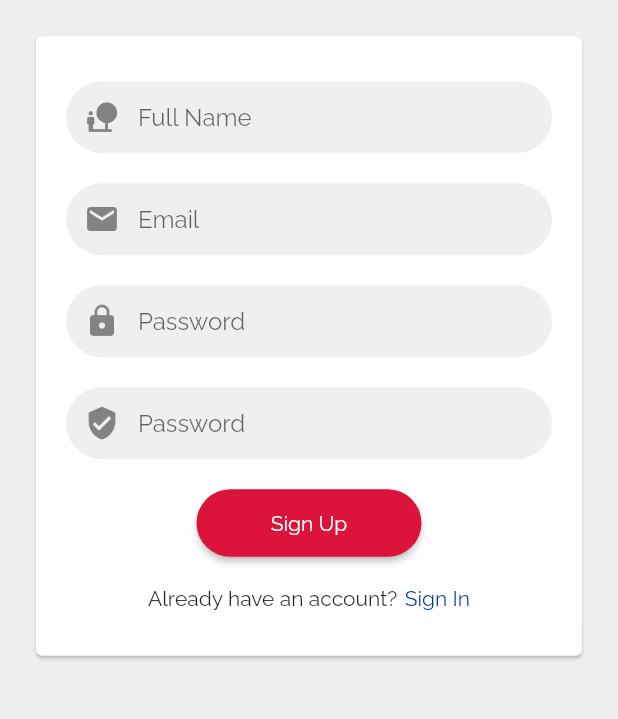
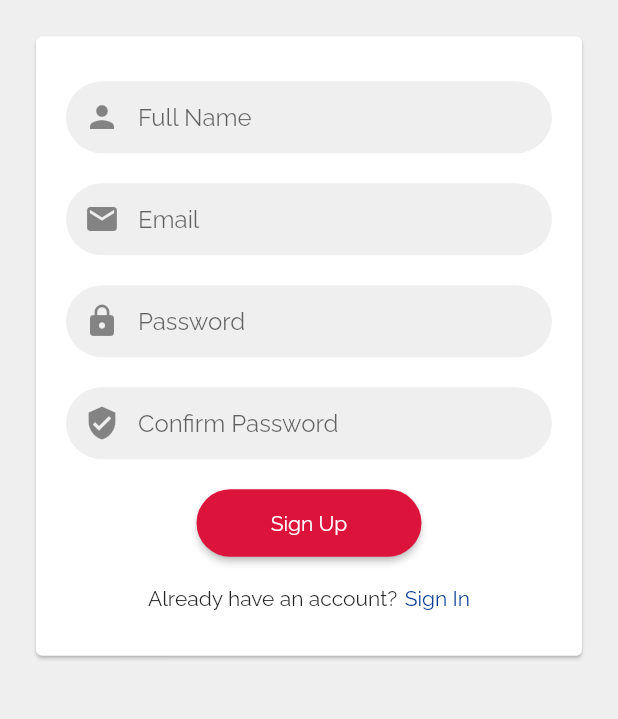
Before and after one commit to SabinTamangPakhrin/Saral-Notes, a Flutter app: the screen it shows after launch, after a tap on "Sign Up", on a phone screen of 412 x 824 dp, the part 392-1111 px from its top. Run offline on Flutter 3.47's test engine with Material 2 defaults, Android fonts, the phone set to English and light mode, and no system bars; our stand-ins replace firebase_auth, firebase_core; accounts and stored records are empty; network calls fail.

Commit message:
Fourm Screen Refactored

```diff
--- a/lib/main.dart
+++ b/lib/main.dart
@@ -1,6 +1,11 @@
 import 'package:firebase_core/firebase_core.dart';
 import 'package:flutter/material.dart';
+import 'package:saral_notes/screens/forum.dart';
 import 'package:saral_notes/screens/login.dart';
+import 'package:saral_notes/screens/notes.dart';
+import 'package:saral_notes/screens/profile.dart';
+import 'package:saral_notes/screens/register.dart';
+import 'package:saral_notes/screens/widgets/bottomNav.dart';
 
 void main() {
   WidgetsFlutterBinding.ensureInitialized();
@@ -13,13 +18,8 @@ class MyApp extends StatelessWidget {
   Widget build(BuildContext context) {
     return MaterialApp(
       debugShowCheckedModeBanner: false,
-      title: 'Flutter Demo',
-      theme: ThemeData(
-        primaryColor: Color(0xff003893),
-        fontFamily: 'Raleway',
-        primarySwatch: Colors.blue,
-        visualDensity: VisualDensity.adaptivePlatformDensity,
-      ),
+      title: 'Saral Notes',
+      theme: appTheme(),
       home: FutureBuilder(
         future: _fbApp,
         builder: (BuildContext context, AsyncSnapshot snapshot) {
@@ -34,6 +34,27 @@ class MyApp extends StatelessWidget {
           }
         },
       ),
+      routes: appRoutes(),
     );
   }
+
+  ThemeData appTheme() {
+    return ThemeData(
+      primaryColor: Color(0xff003893),
+      fontFamily: 'Raleway',
+      primarySwatch: Colors.blue,
+      visualDensity: VisualDensity.adaptivePlatformDensity,
+    );
+  }
+
+  Map<String, Widget Function(BuildContext)> appRoutes() {
+    return {
+      '/master': (context) => BottomNav(),
+      '/login': (context) => LoginScreen(),
+      '/register': (context) => RegisterScreen(),
+      '/note': (context) => NotesScreen(),
+      '/forum': (context) => ForumScreen(),
+      '/profile': (context) => ProfileScreen(),
+    };
+  }
 }
--- a/lib/screens/login.dart
+++ b/lib/screens/login.dart
@@ -37,6 +37,7 @@ class _LoginScreenState extends State<LoginScreen> {
       showText: true,
       validator: formValidator.emailValidator,
       visibilityIcon: false,
+      textInputAction: TextInputAction.next,
     );
     _passwordTextInputField = new CustomTextField(
       hintText: 'Password',
@@ -45,6 +46,7 @@ class _LoginScreenState extends State<LoginScreen> {
       showText: false,
       validator: formValidator.passwordValidator,
       visibilityIcon: true,
+      textInputAction: TextInputAction.done,
     );
     super.initState();
   }
--- a/lib/screens/notes.dart
+++ b/lib/screens/notes.dart
@@ -10,6 +10,7 @@ class _NotesScreenState extends State<NotesScreen> {
   void initState() {
     super.initState();
   }
+
   @override
   Widget build(BuildContext context) {
     return SingleChildScrollView(
@@ -47,7 +48,7 @@ class _NotesScreenState extends State<NotesScreen> {
                   ),
                 ],
               ),
-            )
+            ),
           ],
         ),
       ),
--- a/lib/screens/register.dart
+++ b/lib/screens/register.dart
@@ -30,15 +30,15 @@ class _RegisterScreenState extends State<RegisterScreen> {
 
   @override
   void initState() {
-
-    //initializing name, email, password and confirm password custom Textfield
+    //initializing name, email, password and confirm password Textfield
     _nameTextField = new CustomTextField(
       hintText: 'Full Name',
-      icon: Icon(Icons.nature_people_rounded),
+      icon: Icon(Icons.person),
       inputType: TextInputType.emailAddress,
       showText: true,
       validator: validator.fNameValidator,
       visibilityIcon: false,
+      textInputAction: TextInputAction.next,
     );
     _emailTextField = new CustomTextField(
       hintText: 'Email',
@@ -47,6 +47,7 @@ class _RegisterScreenState extends State<RegisterScreen> {
       showText: true,
       validator: validator.emailValidator,
       visibilityIcon: false,
+      textInputAction: TextInputAction.next,
     );
     _passwordTextField = new CustomTextField(
       hintText: 'Password',
@@ -55,9 +56,10 @@ class _RegisterScreenState extends State<RegisterScreen> {
       showText: false,
       validator: validator.passwordValidator,
       visibilityIcon: false,
+      textInputAction: TextInputAction.next,
     );
     _confirmPasswordTextField = new CustomTextField(
-      hintText: 'Password',
+      hintText: 'Confirm Password',
       icon: Icon(Icons.verified_user_sharp),
       inputType: TextInputType.emailAddress,
       showText: false,
@@ -68,6 +70,7 @@ class _RegisterScreenState extends State<RegisterScreen> {
         return null;
       },
       visibilityIcon: false,
+      textInputAction: TextInputAction.done,
     );
     super.initState();
   }
--- a/lib/screens/widgets/custom_textfield.dart
+++ b/lib/screens/widgets/custom_textfield.dart
@@ -2,22 +2,22 @@ import 'package:flutter/material.dart';
 
 class CustomTextField extends StatefulWidget {
   CustomTextField({
-    this.textEditingController,
     this.hintText,
     this.inputType,
     this.icon,
     this.validator,
     this.showText = false,
     this.visibilityIcon = true,
+    this.textInputAction,
   });
 
-  final TextEditingController textEditingController;
   final String hintText;
   final TextInputType inputType;
   final Icon icon;
   final Function validator;
   final bool showText;
   final bool visibilityIcon;
+  final TextInputAction textInputAction;
   final _CustomTextFieldState _customTextFieldState =
       new _CustomTextFieldState();
   String getText() => _customTextFieldState.getText();
@@ -61,7 +61,7 @@ class _CustomTextFieldState extends State<CustomTextField> {
       obscureText: hidden,
       controller: textEditingController,
       keyboardType: widget.inputType,
-      textInputAction: TextInputAction.done,
+      textInputAction: widget.textInputAction,
       decoration: InputDecoration(
         hintText: widget.hintText,
         filled: true,
```
Also changed, not shown: lib/screens/forum.dart (+15 -68 lines), lib/screens/widgets/each_fourm.dart (added, +71 -0 lines).
